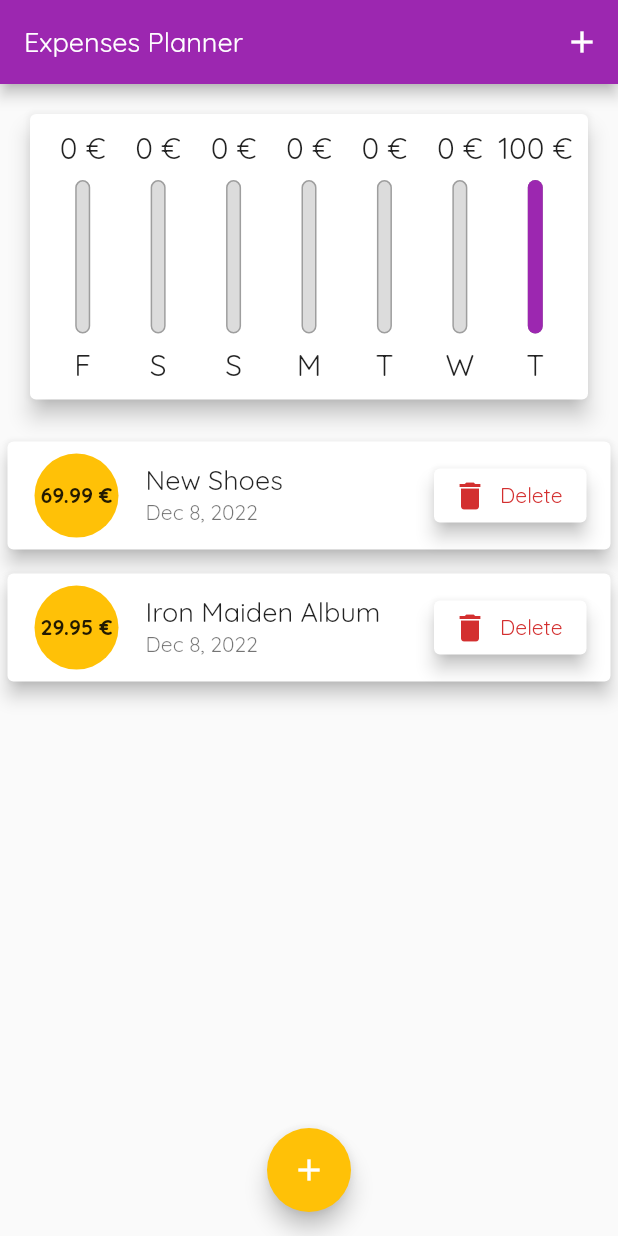
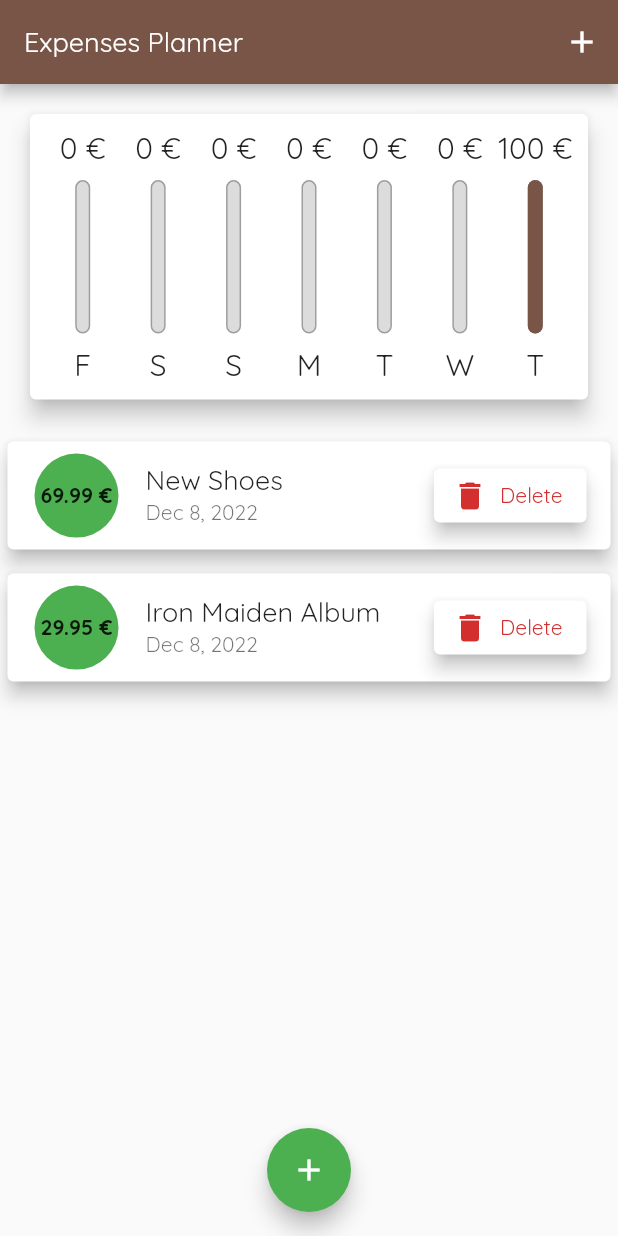
Before and after one commit to CyrilPonsan/flutter_complete_guide_2, a Flutter app: the screen it shows after launch, on a phone screen of 412 x 824 dp. Run offline on Flutter 3.47's test engine with Material 2 defaults, Android fonts, the phone set to English and light mode, and no system bars.

```diff
--- a/lib/main.dart
+++ b/lib/main.dart
@@ -24,8 +24,8 @@ class MyApp extends StatelessWidget {
       debugShowCheckedModeBanner: false,
       title: 'Flutter Demo',
       theme: ThemeData(
-          colorScheme: ColorScheme.fromSwatch(primarySwatch: Colors.purple)
-              .copyWith(secondary: Colors.amber),
+          colorScheme: ColorScheme.fromSwatch(primarySwatch: Colors.brown)
+              .copyWith(secondary: Colors.green),
           fontFamily: 'Quicksand',
           appBarTheme: const AppBarTheme(
               titleTextStyle:
@@ -97,11 +97,49 @@ class _MyHomePageState extends State<MyHomePage> {
     });
   }
 
-  @override
-  Widget build(BuildContext context) {
-    final mediaQuery = MediaQuery.of(context);
-    final isLandscape = mediaQuery.orientation == Orientation.landscape;
-    final appBar = AppBar(
+  List<Widget> _buildLandscape(
+      MediaQueryData mediaQuery, AppBar appBar, Widget txListWidget) {
+    return [
+      Row(
+        mainAxisAlignment: MainAxisAlignment.center,
+        children: [
+          const Text('Show Chart'),
+          Switch.adaptive(
+              value: _showChart,
+              onChanged: (value) {
+                setState(() {
+                  _showChart = value;
+                });
+              })
+        ],
+      ),
+      _showChart
+          ? SizedBox(
+              height: (mediaQuery.size.height -
+                      appBar.preferredSize.height -
+                      mediaQuery.padding.top) *
+                  .7,
+              child: Chart(recentTransactions: _recentTransactions))
+          : txListWidget
+    ];
+  }
+
+  List<Widget> _buildPortrait(
+      MediaQueryData mediaQuery, AppBar appBar, Widget txListWidget) {
+    return [
+      SizedBox(
+        height: (mediaQuery.size.height -
+                appBar.preferredSize.height -
+                mediaQuery.padding.top) *
+            .3,
+        child: Chart(recentTransactions: _recentTransactions),
+      ),
+      txListWidget
+    ];
+  }
+
+  AppBar _buildAppBar() {
+    return AppBar(
       title: Text(widget.title),
       actions: [
         IconButton(
@@ -109,6 +147,13 @@ class _MyHomePageState extends State<MyHomePage> {
             icon: const Icon(Icons.add))
       ],
     );
+  }
+
+  @override
+  Widget build(BuildContext context) {
+    final mediaQuery = MediaQuery.of(context);
+    final isLandscape = mediaQuery.orientation == Orientation.landscape;
+    final appBar = _buildAppBar();
     final txListWidget = SizedBox(
       height: (mediaQuery.size.height -
               appBar.preferredSize.height -
@@ -122,37 +167,8 @@ class _MyHomePageState extends State<MyHomePage> {
     final pageBody = SingleChildScrollView(
       child: Column(
         children: [
-          if (isLandscape)
-            Row(
-              mainAxisAlignment: MainAxisAlignment.center,
-              children: [
-                const Text('Show Chart'),
-                Switch.adaptive(
-                    value: _showChart,
-                    onChanged: (value) {
-                      setState(() {
-                        _showChart = value;
-                      });
-                    })
-              ],
-            ),
-          if (!isLandscape)
-            SizedBox(
-                height: (mediaQuery.size.height -
-                        appBar.preferredSize.height -
-                        mediaQuery.padding.top) *
-                    .3,
-                child: Chart(recentTransactions: _recentTransactions)),
-          if (!isLandscape) txListWidget,
-          if (isLandscape)
-            _showChart
-                ? SizedBox(
-                    height: (mediaQuery.size.height -
-                            appBar.preferredSize.height -
-                            mediaQuery.padding.top) *
-                        .7,
-                    child: Chart(recentTransactions: _recentTransactions))
-                : txListWidget
+          if (isLandscape) ..._buildLandscape(mediaQuery, appBar, txListWidget),
+          if (!isLandscape) ..._buildPortrait(mediaQuery, appBar, txListWidget),
         ],
       ),
     );
```
